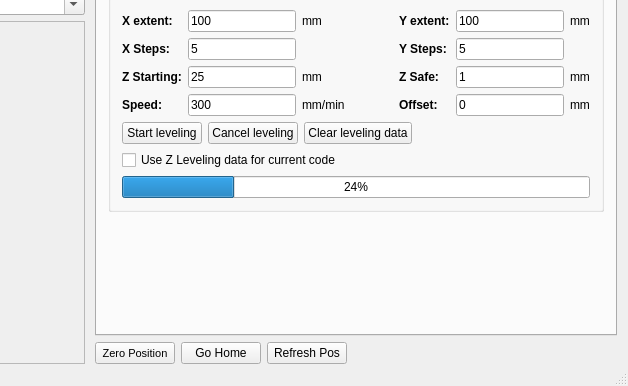
First picture: the form in mainwindow.ui, repository zalohasa/GrblHoming, before the edit; both pictures show x 344 to 972 and y 282 to 668 of the 972 by 668 pixel window.
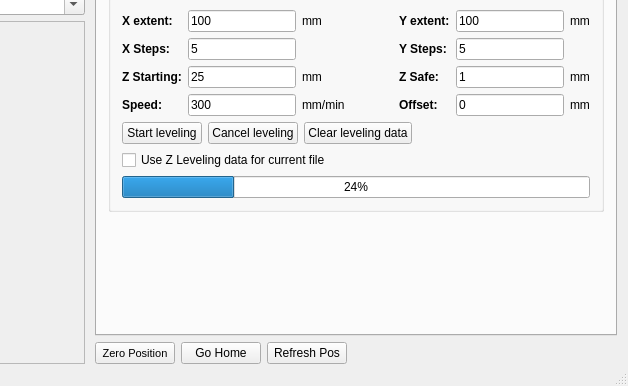
Second picture: the form after the edit. Icons and pictures are not drawn. Custom widgets are drawn as their Qt base class.

Commit message: Disable cancel button and enable it only when the leveling is in progress.

```diff
--- a/mainwindow.ui
+++ b/mainwindow.ui
@@ -2055,7 +2055,7 @@
                <item>
                 <widget class="QCheckBox" name="levelingUseData">
                  <property name="text">
-                  <string>Use Z Leveling data for current code</string>
+                  <string>Use Z Leveling data for current file</string>
                  </property>
                 </widget>
                </item>
```
The commit also changes 1 other file.
